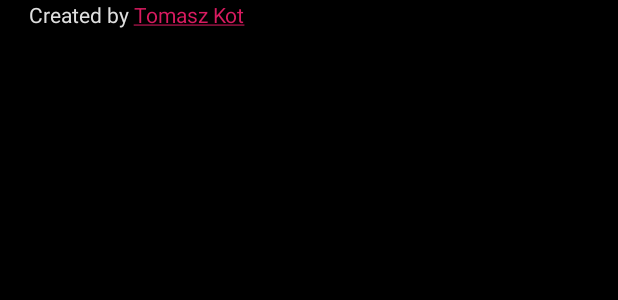
After one commit to TomaszKot11/PAM, an Android app: the layout activity_about.xml on its own in the app's theme, with its tools: preview values and no code run, on a phone screen of 412 x 824 dp. The commit adds this screen. Shown: the top 300 px of the screen. Run offline under Robolectric (Android 15) with nearby library versions, the phone set to English and light mode, and no system bars.

Commit message:
Added about activity and exit button

```diff
--- /dev/null
+++ b/calculator/app/src/main/res/layout/activity_about.xml
@@ -0,0 +1,21 @@
+<?xml version="1.0" encoding="utf-8"?>
+<LinearLayout
+        xmlns:android="http://schemas.android.com/apk/res/android"
+        android:layout_width="match_parent"
+        android:layout_height="match_parent"
+        android:paddingLeft="16dp"
+        android:paddingRight="16dp"
+        android:orientation="vertical"
+        android:background="@color/menu_background">
+
+
+    <TextView
+            android:text="@string/string_about"
+            android:layout_width="match_parent"
+            android:layout_height="wrap_content"
+            android:maxLines="4"
+            android:lines="4"
+            android:textColor="@color/menu_title_txt_color"
+            android:id="@+id/authorTextView"/>
+
+</LinearLayout>
--- /dev/null
+++ b/calculator/app/src/main/res/values/about_strings.xml
@@ -0,0 +1,5 @@
+<resources>
+ <string name="string_about">
+     Created by <a href="https://github.com/TomaszKot11">Tomasz Kot</a>
+ </string>
+</resources>
--- a/calculator/app/src/main/res/values/menu_dimens.xml
+++ b/calculator/app/src/main/res/values/menu_dimens.xml
@@ -1,4 +1,5 @@
 <resources>
     <dimen name="menu_title_font_size">30sp</dimen>
     <dimen name="menu_title_bottom_padding">50dp</dimen>
+    <dimen name="menu_btn_bottom_margin">1dp</dimen>
 </resources>
--- a/calculator/app/src/main/res/values/strings.xml
+++ b/calculator/app/src/main/res/values/strings.xml
@@ -1,4 +1,5 @@
 <resources>
     <string name="app_name">Calculator</string>
     <string name="title_activity_calculator">CalculatorActivity</string>
+    <string name="title_activity_about">AboutActivity</string>
 </resources>
--- a/calculator/app/src/main/res/values/styles.xml
+++ b/calculator/app/src/main/res/values/styles.xml
@@ -19,4 +19,6 @@
         <item name="windowNoTitle">true</item>
         <item name="android:windowFullscreen">true</item>
     </style>
+    <style name="AppTheme.Fullscreen.AppBarOverlay" parent="ThemeOverlay.AppCompat.Dark.ActionBar"/>
+    <style name="AppTheme.Fullscreen.PopupOverlay" parent="ThemeOverlay.AppCompat.Light"/>
 </resources>
```
Also changed, not shown: calculator/app/src/main/AndroidManifest.xml (+10 -1 lines), calculator/app/src/main/java/com/example/tomek/calculator/AboutActivity.java (added, +20 -0 lines), calculator/app/src/main/java/com/example/tomek/calculator/MenuActivity.kt (+24 -4 lines), calculator/app/src/main/res/drawable/gradient.xml (added, +10 -0 lines), calculator/app/src/main/res/layout/menu_activity.xml (+9 -4 lines).
